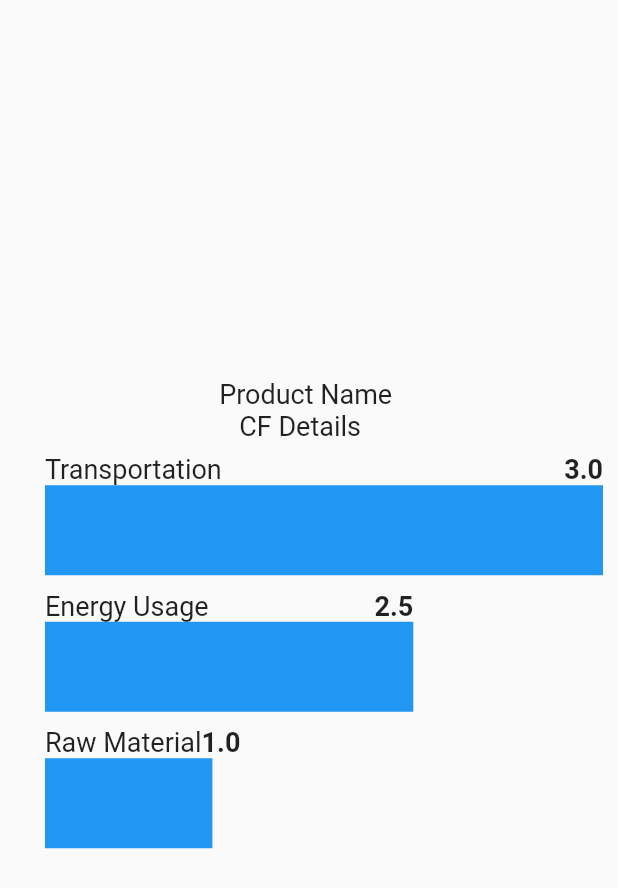
After one commit to himanshu-dxm/team_golf, a Flutter app: the screen it shows after launch, after a tap on "Check Carbon Footprints!", on a phone screen of 412 x 824 dp. The commit adds this screen. Shown: the top 888 px of the screen. Run offline on Flutter 3.47's test engine with Material 2 defaults, Android fonts, the phone set to English and light mode, and no system bars; our stand-ins replace card_swiper, chewie, firebase_auth, firebase_core, flutter_svg, get and 3 more; missing offline and left inert: qr_code_scanner; accounts and stored records are empty.

Commit message:
Product CF Details UI Done

```diff
--- /dev/null
+++ b/lib/screens/productCFDetail/productCFDetail.dart
@@ -0,0 +1,111 @@
+import 'package:flutter/material.dart';
+
+import '../../model/Product.dart';
+
+class ProductCF extends StatelessWidget {
+  Product product;
+  ProductCF({super.key, required this.product});
+
+  @override
+    Widget build(BuildContext context) {
+      return Scaffold(
+        body: SafeArea(
+          child: Center(
+            child: Padding(
+              padding: const EdgeInsets.all(10.0),
+              child: Column(
+                crossAxisAlignment: CrossAxisAlignment.center,
+                mainAxisAlignment: MainAxisAlignment.center,
+                children: [
+                  _title('Product Name \n   CF Details'),
+                  const Padding(
+                    padding: EdgeInsets.only(left: 20),
+                    child: Column(
+                      crossAxisAlignment: CrossAxisAlignment.start,
+                      children: [
+                        ChartLine(title: 'Transportation', value: 3, rate: 1),
+                        ChartLine(title: 'Energy Usage', value: 2.5, rate: 0.66),
+                        ChartLine(title: 'Raw Material', value: 1, rate: 0.3)
+                      ],
+                    ),
+                  ),
+                ],
+              ),
+            ),
+          ),
+        ),
+      );
+    }
+
+  Widget _title(String title) {
+    return Padding(
+      padding: const EdgeInsets.only(bottom: 8.0, top: 4),
+      child: Text(
+        title,
+        style: const TextStyle(fontSize: 18),
+      ),
+    );
+  }
+}
+
+class ChartLine extends StatelessWidget {
+  const ChartLine({
+    Key? key,
+    required this.rate,
+    required this.title,
+    required this.value,
+    // this.number,
+  })  : assert(title != null),
+        assert(rate != null),
+        assert(rate > 0),
+        assert(rate <= 1),
+        super(key: key);
+
+  final double rate;
+  final String title;
+  final double value;
+
+  @override
+  Widget build(BuildContext context) {
+    return LayoutBuilder(builder: (context, constraints) {
+      final lineWidget = constraints.maxWidth * rate;
+      return Padding(
+        padding: const EdgeInsets.only(bottom: 10.0),
+        child: Column(
+          crossAxisAlignment: CrossAxisAlignment.start,
+          children: [
+            Container(
+              constraints: BoxConstraints(minWidth: lineWidget),
+              child: IntrinsicWidth(
+                child: Row(
+                  mainAxisAlignment: MainAxisAlignment.spaceBetween,
+                  children: [
+                    Text(
+                      title,
+                      style: const TextStyle(
+                        fontSize: 18,
+                      ),
+                    ),
+                    if (value != null)
+                      Text(
+                        value.toString(),
+                        style: const TextStyle(
+                          fontSize: 18,
+                          fontWeight: FontWeight.bold,
+                        ),
+                      ),
+                  ],
+                ),
+              ),
+            ),
+            Container(
+              color: Colors.blue,
+              height: 60,
+              width: lineWidget,
+            ),
+          ],
+        ),
+      );
+    });
+  }
+}
--- a/lib/screens/productDetails/components/body.dart
+++ b/lib/screens/productDetails/components/body.dart
@@ -1,4 +1,5 @@
 import 'package:flutter/material.dart';
+import 'package:sih_team_golf/screens/productCFDetail/productCFDetail.dart';
 
 import '../../../model/Product.dart';
 import '../../../utilities/size_config.dart';
@@ -25,8 +26,22 @@ class Body extends StatelessWidget {
               ProductDescription(
                 product: product,
                 pressOnSeeMore: () {
-
+                  print("See More Tapped");
+                  // ProductCF(product: this.product,);
+                  Navigator.push(
+                      context,
+                      MaterialPageRoute(builder: (ctx) => ProductCF(product: this.product))
+                  );
                 },
+              ),
+              TextButton(
+                  onPressed: () {
+                    Navigator.push(
+                      context,
+                      MaterialPageRoute(builder: (ctx) => ProductCF(product: this.product))
+                    );
+                  },
+                  child: Text('Check Carbon Footprints!')
               ),
               TopRoundedContainer(
                 color: Color(0xFFF6F7F9),
--- a/lib/screens/productDetails/components/product_description.dart
+++ b/lib/screens/productDetails/components/product_description.dart
@@ -3,6 +3,7 @@ import 'package:flutter_svg/flutter_svg.dart';
 
 import '../../../model/Product.dart';
 import '../../../utilities/size_config.dart';
+import '../../productCFDetail/productCFDetail.dart';
 
 class ProductDescription extends StatelessWidget {
   const ProductDescription({
@@ -65,7 +66,7 @@ class ProductDescription extends StatelessWidget {
           ),
           child: GestureDetector(
             onTap: () {
-
+              // ProductCF(product: this.product);
             },
             child: Row(
               children: [
```
